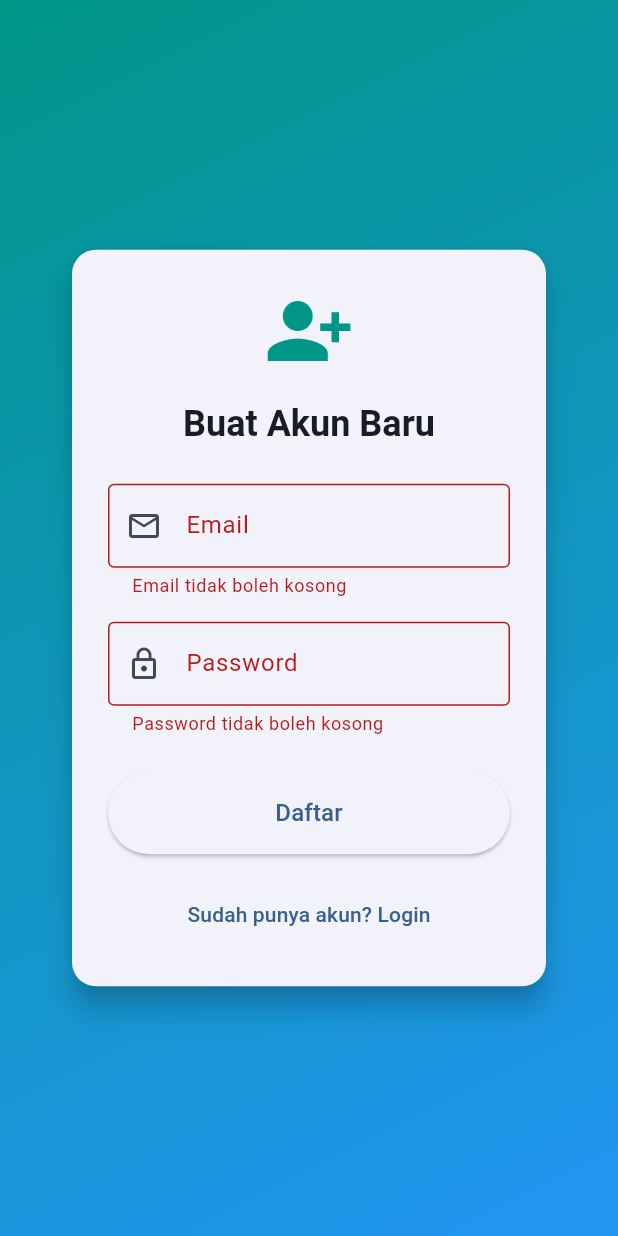
After one commit to Zekken23/Mobilelab_flutter, a Flutter app: the screen it shows after launch, after a tap on "Login", after a tap on "Belum punya akun? Daftar di sini", on a phone screen of 412 x 824 dp. The commit adds this screen. Run offline on Flutter 3.47's test engine with Material 3 defaults, Android fonts, the light colour scheme and no system bars; our stand-ins replace dio, flutter_dotenv, flutter_map, get, go_router, hive and 5 more; accounts and stored records are empty.

Commit message:
baru push

```diff
--- /dev/null
+++ b/lib/app/data/providers/auth_provider.dart
@@ -0,0 +1,35 @@
+import 'package:get/get.dart';
+import 'package:supabase_flutter/supabase_flutter.dart';
+import 'package:demo3bismillah/app/data/services/supabase_service.dart';
+
+class AuthProvider extends GetxService {
+  final SupabaseClient _client = Get.find<SupabaseService>().client;
+
+  // Cek apakah pengguna sedang login
+  bool get isAuthenticated => _client.auth.currentUser != null;
+
+  // Stream untuk mendengarkan perubahan status auth (login/logout)
+  Stream<AuthState> get authStateChanges => _client.auth.onAuthStateChange;
+
+  // Fungsi Login
+  Future<AuthResponse> login(String email, String password) async {
+    return await _client.auth.signInWithPassword(
+      email: email,
+      password: password,
+    );
+  }
+
+  // Fungsi Register
+  Future<AuthResponse> register(String email, String password) async {
+    return await _client.auth.signUp(
+      email: email,
+      password: password,
+      // Supabase akan mengirim email konfirmasi
+    );
+  }
+
+  // Fungsi Logout
+  Future<void> logout() async {
+    await _client.auth.signOut();
+  }
+}
--- /dev/null
+++ b/lib/app/modules/auth/auth_binding.dart
@@ -0,0 +1,9 @@
+import 'package:get/get.dart';
+import 'auth_controller.dart';
+
+class AuthBinding extends Bindings {
+  @override
+  void dependencies() {
+    Get.lazyPut(() => AuthController());
+  }
+}
--- /dev/null
+++ b/lib/app/modules/auth/auth_controller.dart
@@ -0,0 +1,65 @@
+import 'package:flutter/material.dart';
+import 'package:get/get.dart';
+import 'package:go_router/go_router.dart';
+import 'package:demo3bismillah/app/data/providers/auth_provider.dart';
+
+class AuthController extends GetxController {
+  final AuthProvider authProvider = Get.find(); // Ambil AuthProvider
+
+  final formKey = GlobalKey<FormState>();
+  final emailC = TextEditingController();
+  final passwordC = TextEditingController();
+  final isLoading = false.obs;
+
+  @override
+  void onClose() {
+    emailC.dispose();
+    passwordC.dispose();
+    super.onClose();
+  }
+
+  // --- FUNGSI UNTUK LOGIN ---
+  Future<void> login(BuildContext context) async {
+    if (!formKey.currentState!.validate()) return; // Validasi form
+
+    isLoading.value = true;
+    try {
+      await authProvider.login(emailC.text, passwordC.text);
+
+      // Jika berhasil, GoRouter akan otomatis redirect ke '/'
+      // Kita tidak perlu panggil context.go('/') di sini
+      // karena akan ditangani oleh redirect di app_routes
+
+    } catch (e) {
+      Get.snackbar('Error Login', e.toString(),
+          backgroundColor: Colors.red, colorText: Colors.white);
+    } finally {
+      isLoading.value = false;
+    }
+  }
+
+  // --- FUNGSI UNTUK REGISTER ---
+  Future<void> register(BuildContext context) async {
+    if (!formKey.currentState!.validate()) return; // Validasi form
+
+    isLoading.value = true;
+    try {
+      await authProvider.register(emailC.text, passwordC.text);
+
+      Get.snackbar(
+        'Registrasi Berhasil',
+        'Silakan cek email Anda untuk verifikasi.',
+        backgroundColor: Colors.green,
+        colorText: Colors.white,
+      );
+      // Kembali ke halaman login setelah register
+      if (context.canPop()) context.pop();
+
+    } catch (e) {
+      Get.snackbar('Error Register', e.toString(),
+          backgroundColor: Colors.red, colorText: Colors.white);
+    } finally {
+      isLoading.value = false;
+    }
+  }
+}
--- /dev/null
+++ b/lib/app/modules/auth/login_screen.dart
@@ -0,0 +1,96 @@
+import 'package:flutter/material.dart';
+import 'package:get/get.dart';
+import 'package:go_router/go_router.dart';
+import 'auth_controller.dart';
+
+class LoginScreen extends GetView<AuthController> {
+  const LoginScreen({super.key});
+
+  final coolGradient = const LinearGradient(
+    colors: [Colors.blue, Colors.teal], // Gradient sederhana
+    begin: Alignment.topLeft,
+    end: Alignment.bottomRight,
+  );
+
+  @override
+  Widget build(BuildContext context) {
+    return Scaffold(
+      body: Container(
+        decoration: BoxDecoration(gradient: coolGradient),
+        child: Center(
+          child: SingleChildScrollView(
+            padding: const EdgeInsets.all(32.0),
+            child: Card(
+              elevation: 8,
+              shape: RoundedRectangleBorder(
+                borderRadius: BorderRadius.circular(16),
+              ),
+              child: Padding(
+                padding: const EdgeInsets.all(24.0),
+                child: Form(
+                  key: controller.formKey,
+                  child: Column(
+                    mainAxisSize: MainAxisSize.min,
+                    children: [
+                      const Icon(Icons.local_laundry_service,
+                          size: 60, color: Colors.blue),
+                      const SizedBox(height: 16),
+                      Text(
+                        'Laundry Logistics',
+                        style: Get.textTheme.headlineSmall
+                            ?.copyWith(fontWeight: FontWeight.bold),
+                      ),
+                      const SizedBox(height: 24),
+                      TextFormField(
+                        controller: controller.emailC,
+                        decoration: const InputDecoration(
+                          labelText: 'Email',
+                          prefixIcon: Icon(Icons.email_outlined),
+                          border: OutlineInputBorder(),
+                        ),
+                        validator: (v) =>
+                            v!.isEmpty ? 'Email tidak boleh kosong' : null,
+                      ),
+                      const SizedBox(height: 16),
+                      TextFormField(
+                        controller: controller.passwordC,
+                        obscureText: true,
+                        decoration: const InputDecoration(
+                          labelText: 'Password',
+                          prefixIcon: Icon(Icons.lock_outline),
+                          border: OutlineInputBorder(),
+                        ),
+                        validator: (v) =>
+                            v!.isEmpty ? 'Password tidak boleh kosong' : null,
+                      ),
+                      const SizedBox(height: 24),
+                      Obx(() => ElevatedButton(
+                            style: ElevatedButton.styleFrom(
+                              minimumSize: const Size(double.infinity, 50),
+                              padding:
+                                  const EdgeInsets.symmetric(vertical: 16),
+                            ),
+                            onPressed: controller.isLoading.value
+                                ? null
+                                : () => controller.login(context),
+                            child: controller.isLoading.value
+                                ? const CircularProgressIndicator()
+                                : const Text('Login',
+                                    style: TextStyle(fontSize: 16)),
+                          )),
+                      const SizedBox(height: 16),
+                      TextButton(
+                        onPressed: () => context.push('/register'),
+                        child: const Text('Belum punya akun? Daftar di sini'),
+                      ),
+                    ],
+                  ),
+                ),
+              ),
+            ),
+          ),
+        ),
+      ),
+    );
+  }
+}
--- /dev/null
+++ b/lib/app/modules/auth/register_screen.dart
@@ -0,0 +1,96 @@
+import 'package:flutter/material.dart';
+import 'package:get/get.dart';
+import 'package:go_router/go_router.dart';
+import 'auth_controller.dart';
+
+class RegisterScreen extends GetView<AuthController> {
+  const RegisterScreen({super.key});
+
+  final coolGradient = const LinearGradient(
+    colors: [Colors.teal, Colors.blue], // Balik gradientnya
+    begin: Alignment.topLeft,
+    end: Alignment.bottomRight,
+  );
+
+  @override
+  Widget build(BuildContext context) {
+    return Scaffold(
+      body: Container(
+        decoration: BoxDecoration(gradient: coolGradient),
+        child: Center(
+          child: SingleChildScrollView(
+            padding: const EdgeInsets.all(32.0),
+            child: Card(
+              elevation: 8,
+              shape: RoundedRectangleBorder(
+                borderRadius: BorderRadius.circular(16),
+              ),
+              child: Padding(
+                padding: const EdgeInsets.all(24.0),
+                child: Form(
+                  key: controller.formKey,
+                  child: Column(
+                    mainAxisSize: MainAxisSize.min,
+                    children: [
+                      const Icon(Icons.person_add_alt_1,
+                          size: 60, color: Colors.teal),
+                      const SizedBox(height: 16),
+                      Text(
+                        'Buat Akun Baru',
+                        style: Get.textTheme.headlineSmall
+                            ?.copyWith(fontWeight: FontWeight.bold),
+                      ),
+                      const SizedBox(height: 24),
+                      TextFormField(
+                        controller: controller.emailC,
+                        decoration: const InputDecoration(
+                          labelText: 'Email',
+                          prefixIcon: Icon(Icons.email_outlined),
+                          border: OutlineInputBorder(),
+                        ),
+                        validator: (v) =>
+                            v!.isEmpty ? 'Email tidak boleh kosong' : null,
+                      ),
+                      const SizedBox(height: 16),
+                      TextFormField(
+                        controller: controller.passwordC,
+                        obscureText: true,
+                        decoration: const InputDecoration(
+                          labelText: 'Password',
+                          prefixIcon: Icon(Icons.lock_outline),
+                          border: OutlineInputBorder(),
+                        ),
+                        validator: (v) =>
+                            v!.isEmpty ? 'Password tidak boleh kosong' : null,
+                      ),
+                      const SizedBox(height: 24),
+                      Obx(() => ElevatedButton(
+                            style: ElevatedButton.styleFrom(
+                              minimumSize: const Size(double.infinity, 50),
+                              padding:
+                                  const EdgeInsets.symmetric(vertical: 16),
+                            ),
+                            onPressed: controller.isLoading.value
+                                ? null
+                                : () => controller.register(context),
+                            child: controller.isLoading.value
+                                ? const CircularProgressIndicator()
+                                : const Text('Daftar',
+                                    style: TextStyle(fontSize: 16)),
+                          )),
+                      const SizedBox(height: 16),
+                      TextButton(
+                        onPressed: () => context.pop(),
+                        child: const Text('Sudah punya akun? Login'),
+                      ),
+                    ],
+                  ),
+                ),
+              ),
+            ),
+          ),
+        ),
+      ),
+    );
+  }
+}
--- a/lib/app/modules/modul3/modul3_controller.dart
+++ b/lib/app/modules/modul3/modul3_controller.dart
@@ -16,7 +16,6 @@ class Modul3Controller extends GetxController {
     required this.customerService,
   });
 
-  // State untuk hasil eksperimen (tetap RxString untuk ditampilkan di UI)
   final RxString httpResult = "Tekan tombol untuk memulai...".obs;
   final RxString dioResult = "Tekan tombol untuk memulai...".obs;
   final RxString asyncAwaitResult = "Tekan tombol untuk memulai...".obs;
@@ -30,8 +29,6 @@ class Modul3Controller extends GetxController {
 
   final Stopwatch _stopwatch = Stopwatch();
 
-  // --- EKSPERIMEN 1: Performa "Pemesanan" (http vs Dio) ---
-  // Skenario: Ambil data Pelanggan (mock) + data Lokasi (API)
 
   Future<void> runHttpExperiment() async {
     isHttpLoading(true);
--- a/lib/app/routes/app_routes.dart
+++ b/lib/app/routes/app_routes.dart
@@ -1,40 +1,106 @@
+import 'package:flutter/material.dart';
+import 'package:get/get.dart'; // Import GetX
 import 'package:go_router/go_router.dart';
+import 'package:demo3bismillah/app/data/providers/auth_provider.dart';
+import 'dart:async';
 import 'package:demo3bismillah/app/modules/laundry_home/laundry_home_binding.dart';
 import 'package:demo3bismillah/app/modules/laundry_home/laundry_home_screen.dart';
+// --- IMPORT YANG HILANG (PERBAIKAN) ---
 import 'package:demo3bismillah/app/modules/modul3/modul3_binding.dart';
 import 'package:demo3bismillah/app/modules/modul3/modul3_screen.dart';
+// -------------------------------------
 import 'package:demo3bismillah/app/modules/new_order/new_order_binding.dart';
 import 'package:demo3bismillah/app/modules/new_order/new_order_screen.dart';
+// Import halaman Auth BARU
+import 'package:demo3bismillah/app/modules/auth/auth_binding.dart';
+import 'package:demo3bismillah/app/modules/auth/login_screen.dart';
+import 'package:demo3bismillah/app/modules/auth/register_screen.dart';
 
 class AppRoutes {
   static final GoRouter router = GoRouter(
-    initialLocation: '/', // Mulai dari Halaman Utama Laundry
+    initialLocation: '/login', // Mulai di login untuk pengecekan awal
+
+    // Ini akan auto-refresh GoRouter saat status auth berubah
+    refreshListenable:
+        GoRouterRefreshStream(Get.find<AuthProvider>().authStateChanges),
+
     routes: [
-      // Rute Halaman Utama
+      // Rute Halaman Utama (Dashboard)
       GoRoute(
         path: '/',
         builder: (context, state) {
-          // Mengikat controller ke view menggunakan GetX Binding
           LaundryHomeBinding().dependencies();
-          return LaundryHomeScreen();
+          return LaundryHomeScreen(); // <-- HAPUS CONST
         },
       ),
+
       // Rute Halaman Modul 3
       GoRoute(
         path: '/modul3',
         builder: (context, state) {
-          // Mengikat controller ke view menggunakan GetX Binding
           HomeBinding().dependencies();
           return HomeScreen();
         },
       ),
+
+      // Rute Halaman Pesanan Baru
       GoRoute(
         path: '/new-order',
         builder: (context, state) {
           NewOrderBinding().dependencies();
-          return NewOrderScreen();
+          return NewOrderScreen(); // <-- HAPUS CONST
+        },
+      ),
+
+      // --- RUTE AUTH BARU ---
+      GoRoute(
+        path: '/login',
+        builder: (context, state) {
+          AuthBinding().dependencies();
+          return const LoginScreen();
+        },
+      ),
+      GoRoute(
+        path: '/register',
+        builder: (context, state) {
+          AuthBinding().dependencies();
+          return const RegisterScreen();
         },
       ),
     ],
+
+    // --- LOGIKA REDIRECT PENTING ---
+    redirect: (BuildContext context, GoRouterState state) {
+      final authProvider = Get.find<AuthProvider>();
+      final bool loggedIn = authProvider.isAuthenticated;
+
+      final bool loggingIn = state.matchedLocation == '/login' ||
+                             state.matchedLocation == '/register';
+
+      if (!loggedIn) {
+        return loggingIn ? null : '/login';
+      }
+
+      if (loggingIn) {
+        return '/';
+      }
+
+      return null;
+    },
   );
 }
+
+// Helper class untuk membuat GoRouter mendengarkan Stream
+class GoRouterRefreshStream extends ChangeNotifier {
+  GoRouterRefreshStream(Stream<dynamic> stream) {
+    notifyListeners();
+    _subscription =
+        stream.asBroadcastStream().listen((dynamic _) => notifyListeners());
+  }
+  late final StreamSubscription<dynamic> _subscription;
+  @override
+  void dispose() {
+    _subscription.cancel();
+    super.dispose();
+  }
+}
--- a/lib/main.dart
+++ b/lib/main.dart
@@ -2,15 +2,18 @@ import 'package:flutter/material.dart';
 import 'package:demo3bismillah/app/routes/app_routes.dart';
 import 'package:demo3bismillah/app/data/services/supabase_service.dart';
 import 'package:get/get.dart';
-
+import 'package:demo3bismillah/app/data/providers/auth_provider.dart';
 
 void main() async {
   WidgetsFlutterBinding.ensureInitialized();
   await Get.putAsync<SupabaseService>(
     () async => await SupabaseService().init(),
   );
+  Get.put(AuthProvider());
+
   runApp(const MyApp());
 }
+
 class MyApp extends StatelessWidget {
   const MyApp({super.key});
 
```
